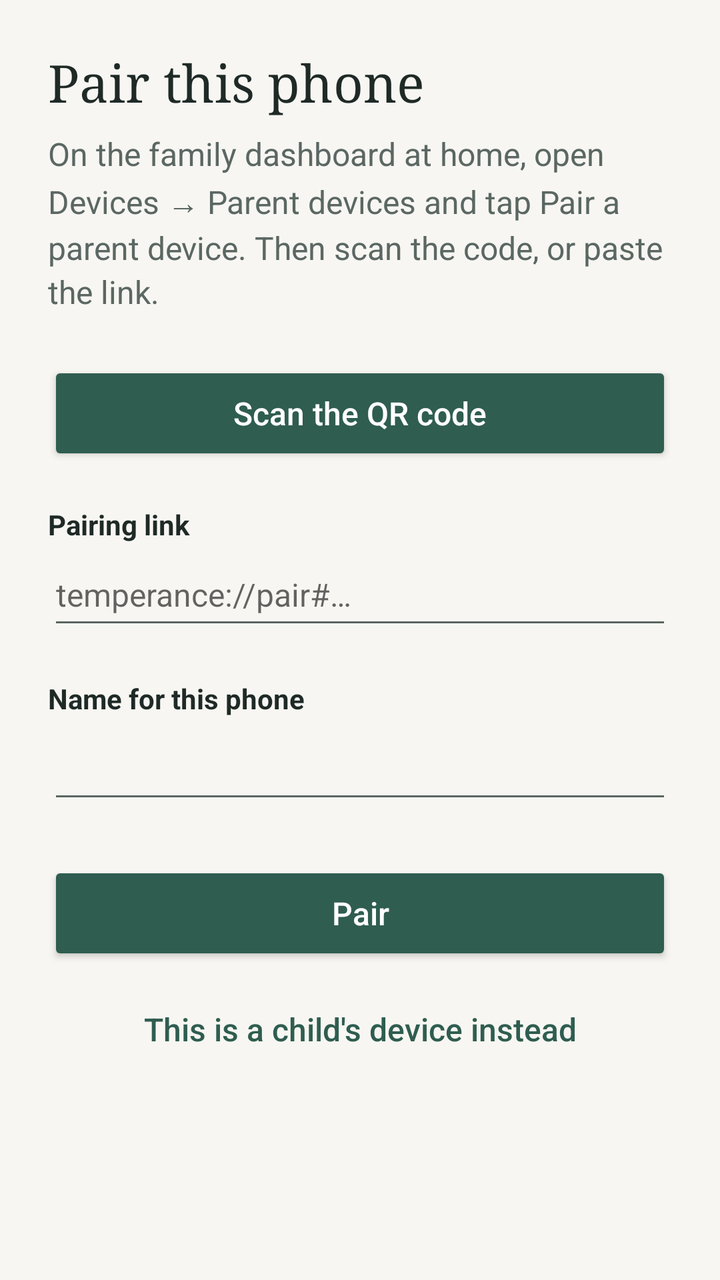
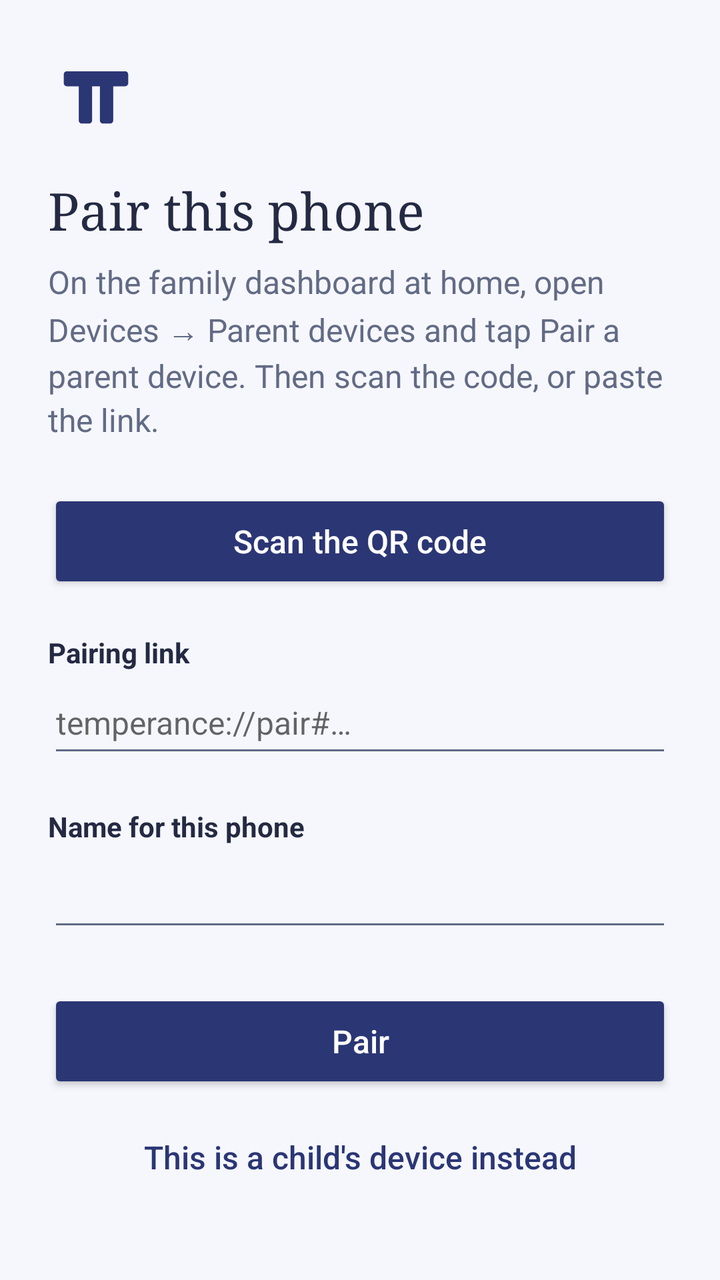

The first picture is an Android layout as it rendered before a commit; the second is the same layout after the commit. The layout source and the unified diff follow.
<!-- AndroidManifest.xml: application theme Theme.Temperance -->
<!-- res/layout/screen_pair.xml -->
<?xml version="1.0" encoding="utf-8"?>
<ScrollView xmlns:android="http://schemas.android.com/apk/res/android"
    android:id="@+id/screen_pair"
    android:layout_width="match_parent"
    android:layout_height="match_parent"
    android:fillViewport="true">

    <LinearLayout style="@style/Screen" android:id="@+id/column">

        <TextView style="@style/Title" android:text="@string/pair_title" android:accessibilityHeading="true" />
        <TextView style="@style/Body" android:text="@string/pair_intro" />

        <Button android:id="@+id/scan" style="@style/Primary" android:text="@string/scan" />

        <TextView android:id="@+id/link_label" style="@style/Label" android:text="@string/link_label" android:labelFor="@+id/link" />
        <EditText
            android:id="@+id/link"
            style="@style/Field"
            android:hint="@string/link_hint"
            android:importantForAutofill="no"
            android:inputType="textUri|textNoSuggestions"
            android:imeOptions="actionNext|flagNoExtractUi" />

        <TextView style="@style/Label" android:text="@string/phone_name_label" android:labelFor="@+id/phone_name" />
        <EditText
            android:id="@+id/phone_name"
            style="@style/Field"
            android:importantForAutofill="no"
            android:inputType="textCapWords"
            android:imeOptions="actionGo|flagNoExtractUi" />

        <TextView android:id="@+id/error" style="@style/Error" />

        <Button android:id="@+id/pair" style="@style/Primary" android:text="@string/pair" />
        <Button android:id="@+id/child_instead" style="@style/Secondary" android:text="@string/child_instead" />
    </LinearLayout>
</ScrollView>
<!-- resources referenced by this layout -->
<resources>
  <string name="child_instead">This is a child\'s device instead</string>
  <string name="link_hint">temperance://pair#…</string>
  <string name="link_label">Pairing link</string>
  <string name="pair">Pair</string>
  <string name="pair_intro">On the family dashboard at home, open Devices → Parent devices and tap Pair a parent device. Then scan the code, or paste the link.</string>
  <string name="pair_title">Pair this phone</string>
  <string name="phone_name_label">Name for this phone</string>
  <string name="scan">Scan the QR code</string>
  <style name="Body">
          <item name="android:layout_width">match_parent</item>
          <item name="android:layout_height">wrap_content</item>
          <item name="android:textSize">16sp</item>
          <item name="android:textColor">@color/muted</item>
          <item name="android:lineSpacingMultiplier">1.15</item>
      </style>
  <style name="Error" parent="Body">
          <item name="android:textColor">@color/error</item>
          <item name="android:layout_marginTop">16dp</item>
          <item name="android:visibility">gone</item>
          <item name="android:accessibilityLiveRegion">polite</item>
      </style>
  <style name="Field">
          <item name="android:layout_width">match_parent</item>
          <item name="android:layout_height">wrap_content</item>
          <item name="android:minHeight">48dp</item>
          <item name="android:textSize">16sp</item>
          <item name="android:singleLine">true</item>
      </style>
  <style name="Label">
          <item name="android:layout_width">match_parent</item>
          <item name="android:layout_height">wrap_content</item>
          <item name="android:textSize">14sp</item>
          <item name="android:textStyle">bold</item>
          <item name="android:textColor">@color/ink</item>
          <item name="android:layout_marginTop">20dp</item>
      </style>
  <style name="Screen">
          <item name="android:layout_width">match_parent</item>
          <item name="android:layout_height">wrap_content</item>
          <item name="android:orientation">vertical</item>
          <item name="android:paddingStart">24dp</item>
          <item name="android:paddingEnd">24dp</item>
          <item name="android:paddingTop">24dp</item>
          <item name="android:paddingBottom">32dp</item>
      </style>
  <style name="Secondary" parent="android:Widget.Material.Button.Borderless.Colored">
          <item name="android:layout_width">match_parent</item>
          <item name="android:layout_height">wrap_content</item>
          <item name="android:minHeight">48dp</item>
          <item name="android:layout_marginTop">8dp</item>
          <item name="android:textSize">16sp</item>
          <item name="android:textAllCaps">false</item>
      </style>
  <style name="Title">
          <item name="android:layout_width">match_parent</item>
          <item name="android:layout_height">wrap_content</item>
          <item name="android:textSize">26sp</item>
          <item name="android:textColor">@color/ink</item>
          <item name="android:fontFamily">serif</item>
          <item name="android:layout_marginBottom">8dp</item>
      </style>
  <color name="muted">#5B6763</color>
  <color name="error">#B3261E</color>
  <color name="ink">#1F2A27</color>
  <color name="brand">#2F5D50</color>
  <color name="brand_dark">#24483E</color>
  <color name="paper">#F7F6F2</color>
  <!-- unchanged entries left out for length: 2 -->
</resources>

<!-- the commit's change to res/layout/screen_pair.xml (unified diff, before → after) -->
@@ -6,6 +6,7 @@
     android:fillViewport="true">
 
     <LinearLayout style="@style/Screen" android:id="@+id/column">
+        <ImageView android:layout_width="48dp" android:layout_height="48dp" android:layout_marginBottom="16dp" android:src="@drawable/brand_mark" android:importantForAccessibility="no" />
 
         <TextView style="@style/Title" android:text="@string/pair_title" android:accessibilityHeading="true" />
         <TextView style="@style/Body" android:text="@string/pair_intro" />
<!-- resource entries referenced after the edit -->
@@ -1,5 +1,8 @@
 <!-- resources referenced by this layout -->
 <resources>
+  <!-- drawable brand_mark (drawable) -->
+  <?xml version="1.0" encoding="utf-8"?>
+  <vector xmlns:android="http://schemas.android.com/apk/res/android" android:width="48dp" android:height="48dp" android:viewportWidth="1254" android:viewportHeight="1254"><path android:fillColor="@color/brand" android:pathData="M246 304H1008C1030.091 304 1048 321.909 1048 344V460C1048 482.091 1030.091 500 1008 500H852V947C852 969.091 834.091 987 812 987H718C695.909 987 678 969.091 678 947V500H576V947C576 969.091 558.091 987 536 987H442C419.909 987 402 969.091 402 947V500H246C223.909 500 206 482.091 206 460V344C206 321.909 223.909 304 246 304Z"/></vector>
   <string name="child_instead">This is a child\'s device instead</string>
   <string name="link_hint">temperance://pair#…</string>
   <string name="link_label">Pairing link</string>
@@ -61,12 +64,12 @@
           <item name="android:fontFamily">serif</item>
           <item name="android:layout_marginBottom">8dp</item>
       </style>
-  <color name="muted">#5B6763</color>
+  <color name="muted">#626B85</color>
   <color name="error">#B3261E</color>
-  <color name="ink">#1F2A27</color>
-  <color name="brand">#2F5D50</color>
-  <color name="brand_dark">#24483E</color>
-  <color name="paper">#F7F6F2</color>
+  <color name="ink">#242A43</color>
+  <color name="brand">#2B3675</color>
+  <color name="brand_dark">#202958</color>
+  <color name="paper">#F6F7FC</color>
   <!-- unchanged entries left out for length: 2 -->
 </resources>
 
